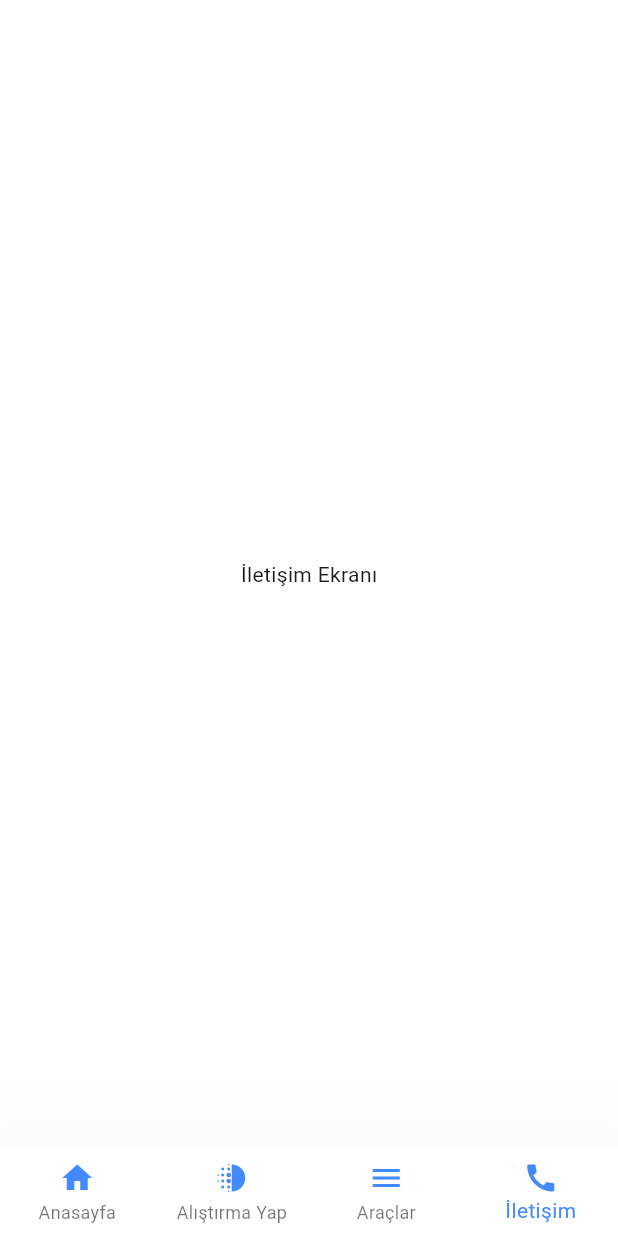
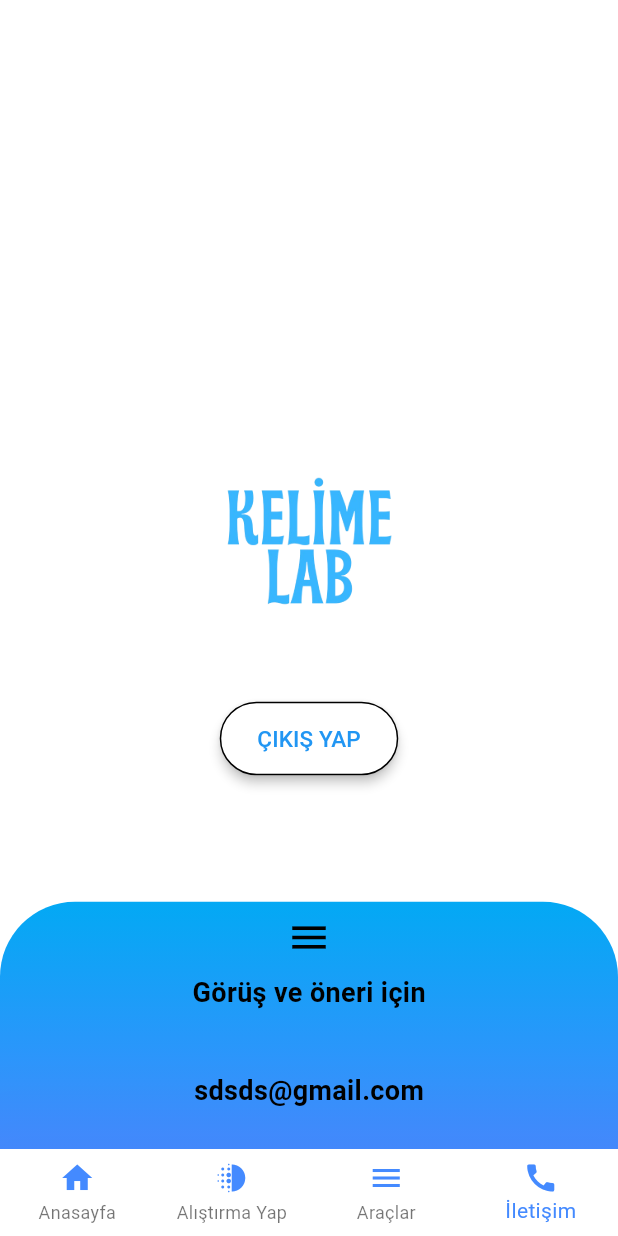
Before and after one commit to hincim/Kelime-Lab, a Flutter app: the screen it shows after launch, item 4 of the bottom bar chosen, on a phone screen of 412 x 824 dp. Run offline on Flutter 3.47's test engine with Material 3 defaults, Android fonts, the phone set to English and light mode, and no system bars; our stand-ins replace fluttertoast, sqflite; accounts and stored records are empty.

Commit message:
contact_page_completed

```diff
--- a/lib/controller/TrueFalseController.dart
+++ b/lib/controller/TrueFalseController.dart
@@ -69,3 +69,16 @@ class TextFieldController extends ChangeNotifier {
     notifyListeners();
   }
 }
+
+class DroppedController extends ChangeNotifier {
+  final TrueFalseModel _trueFalseModel;
+
+  DroppedController(this._trueFalseModel);
+
+  bool get isDropped => _trueFalseModel.isDropped;
+
+  void toggleVisibility() {
+    _trueFalseModel.isToDropped();
+    notifyListeners();
+  }
+}
--- a/lib/main.dart
+++ b/lib/main.dart
@@ -3,7 +3,9 @@ import 'package:ilk_proje/controller/BottomNavigationController.dart';
 import 'package:ilk_proje/controller/IndicatorController.dart';
 import 'package:ilk_proje/controller/WordController.dart';
 import 'package:ilk_proje/model/BottomNavigationModel.dart';
+import 'package:ilk_proje/views/ContactPage.dart';
 import 'package:ilk_proje/views/MainPage.dart';
+import 'package:ilk_proje/views/SplashScreen.dart';
 import 'package:provider/provider.dart';
 import 'package:ilk_proje/views/LoginPage.dart';
 
@@ -21,6 +23,7 @@ class MyApp extends StatelessWidget {
 
   @override
   Widget build(BuildContext context) {
+
     return MultiProvider(  // Wrap the app with ProviderScope
       providers: [
         ChangeNotifierProvider(create: (context) => PasswordControllerLoginPage(TrueFalseModel())),
@@ -30,7 +33,8 @@ class MyApp extends StatelessWidget {
         ChangeNotifierProvider(create: (context) => BottomNavigationController(BottomNavigationModel())),
         ChangeNotifierProvider(create: (context) => SwappedController(TrueFalseModel())),
         ChangeNotifierProvider(create: (context) => WordController(),),
-        ChangeNotifierProvider(create: (context) => TextFieldController(TrueFalseModel()),)
+        ChangeNotifierProvider(create: (context) => TextFieldController(TrueFalseModel()),),
+        ChangeNotifierProvider(create: (context) => DroppedController(TrueFalseModel()),)
 
       ],
       child: MaterialApp(
@@ -42,5 +46,6 @@ class MyApp extends StatelessWidget {
         home: Mainpage(),
       ),
     );
+
   }
 }
--- a/lib/model/TrueFalseModel.dart
+++ b/lib/model/TrueFalseModel.dart
@@ -4,8 +4,9 @@ class TrueFalseModel {
   bool isPasswordVisible;
   bool isSwapped;
   bool isTextField;
+  bool isDropped;
 
-  TrueFalseModel({this.isPasswordVisible = true, this.isSwapped = false, this.isTextField = false});
+  TrueFalseModel({this.isPasswordVisible = true, this.isSwapped = false, this.isTextField = false, this.isDropped = false});
 
   void isPasswordVisibility() {
     isPasswordVisible = !isPasswordVisible;
@@ -18,4 +19,8 @@ class TrueFalseModel {
   void isToTextField() {
     isTextField = !isTextField;
   }
+
+  void isToDropped() {
+    isDropped = !isDropped;
+  }
 }
--- a/lib/views/ContactPage.dart
+++ b/lib/views/ContactPage.dart
@@ -1,12 +1,138 @@
 import 'package:flutter/material.dart';
+import 'package:provider/provider.dart';
 
-Widget ContactPage(BuildContext context) {
+import '../controller/TrueFalseController.dart';
+
+class ContactPage extends StatelessWidget {
+  @override
+  Widget build(BuildContext context) {
     double screenWidth = MediaQuery.of(context).size.width;
+    double screenHeight = MediaQuery.of(context).size.height;
 
+    return Consumer<DroppedController>(
+      builder: (context, controller, child) {
         return Container(
           color: Colors.white,
           child: Center(
-      child: Text("İletişim Ekranı"),
+            child: Column(
+              mainAxisAlignment: MainAxisAlignment.spaceBetween,
+              children: [
+                SizedBox(
+                  height: screenWidth / 2,
+                ),
+                Column(
+                  mainAxisAlignment: MainAxisAlignment.center,
+                  children: [
+                    Image.asset("assets/images/kelime_lab.png",
+                        width: screenWidth / 3),
+                    SizedBox(
+                      height: 40,
+                    ),
+                    Visibility(
+                      visible: !controller.isDropped,
+                      child: ElevatedButton(
+                        onPressed: () {},
+                        style: ElevatedButton.styleFrom(
+                          backgroundColor: Colors.white,
+                          elevation: 3,
+                          padding: EdgeInsets.symmetric(
+                              vertical: 14, horizontal: 25),
+                          shape: RoundedRectangleBorder(
+                            side: BorderSide(color: Colors.black),
+                            borderRadius: BorderRadius.circular(35),
+                          ),
+                        ),
+                        child: Text(
+                          "ÇIKIŞ YAP",
+                          style: TextStyle(fontSize: 15, color: Colors.blue),
+                        ),
+                      ),
+                    ),
+                  ],
+                ),
+                AnimatedContainer(
+                  duration: Duration(milliseconds: 300),
+                  curve: Curves.easeInOut,
+                  width: screenWidth,
+                  height: controller.isDropped
+                      ? screenHeight / 10
+                      : screenHeight / 5,
+                  decoration: BoxDecoration(
+                    gradient: LinearGradient(
+                      colors: [
+                        Colors.lightBlue,
+                        Colors.blueAccent,
+                      ],
+                      begin: Alignment.topCenter,
+                      end: Alignment.bottomCenter,
+                    ),
+                    borderRadius: BorderRadius.only(
+                      topLeft: Radius.circular(50.0),
+                      topRight: Radius.circular(50.0),
+                    ),
+                  ),
+                  child: Container(
+                    child: Column(
+                      mainAxisAlignment: MainAxisAlignment.spaceBetween,
+                      children: [
+                        IconButton(
+                            onPressed: () {
+                              controller.toggleVisibility();
+                            },
+                            icon: Icon(
+                              Icons.menu,
+                              color: Colors.black,
+                              size: 30,
+                            )),
+                        controller.isDropped
+                            ? Padding(
+                                padding: const EdgeInsets.only(bottom: 15.0),
+                                child: Container(
+                                  child: Text(
+                                    "Görüş ve öneri için",
+                                    style: TextStyle(
+                                        color: Colors.black,
+                                        fontSize: 18,
+                                        fontWeight: FontWeight.bold),
+                                  ),
+                                ),
+                              )
+                            : Expanded(
+                                child: Column(
+                                  children: [
+                                    Expanded(
+                                      child: Text(
+                                        "Görüş ve öneri için",
+                                        style: TextStyle(
+                                            color: Colors.black,
+                                            fontSize: 18,
+                                            fontWeight: FontWeight.bold),
+                                      ),
+                                    ),
+                                    SizedBox(
+                                      height: screenHeight / 60,
+                                    ),
+                                    Expanded(
+                                      child: Text(
+                                        "sdsds@gmail.com",
+                                        style: TextStyle(
+                                            color: Colors.black,
+                                            fontSize: 18,
+                                            fontWeight: FontWeight.bold),
+                                      ),
+                                    )
+                                  ],
+                                ),
+                              )
+                      ],
+                    ),
+                  ),
+                )
+              ],
+            ),
           ),
         );
+      },
+    );
   }
+}
--- a/lib/views/MainPage.dart
+++ b/lib/views/MainPage.dart
@@ -13,7 +13,9 @@ class Mainpage extends StatelessWidget {
 
   @override
   Widget build(BuildContext context) {
-    final pages = [WordListPage(), SolutionPage(context), ToolsPage(context),ContactPage(context)];
+    context.read<WordController>().fetchWords();
+
+    final pages = [WordListPage(), SolutionPage(context), ToolsPage(context),ContactPage()];
 
     return SafeArea(
       child: Scaffold(
--- a/lib/views/WordListPage.dart
+++ b/lib/views/WordListPage.dart
@@ -33,6 +33,7 @@ class WordListPage extends StatelessWidget {
                       key: ValueKey('TextField'),
                       padding: const EdgeInsets.all(3.0),
                       child: TextField(
+                        autofocus: true,
                         onChanged: (value) {
                           context
                               .read<WordController>()
```
Lines whose indentation alone changed are shown as unchanged.
